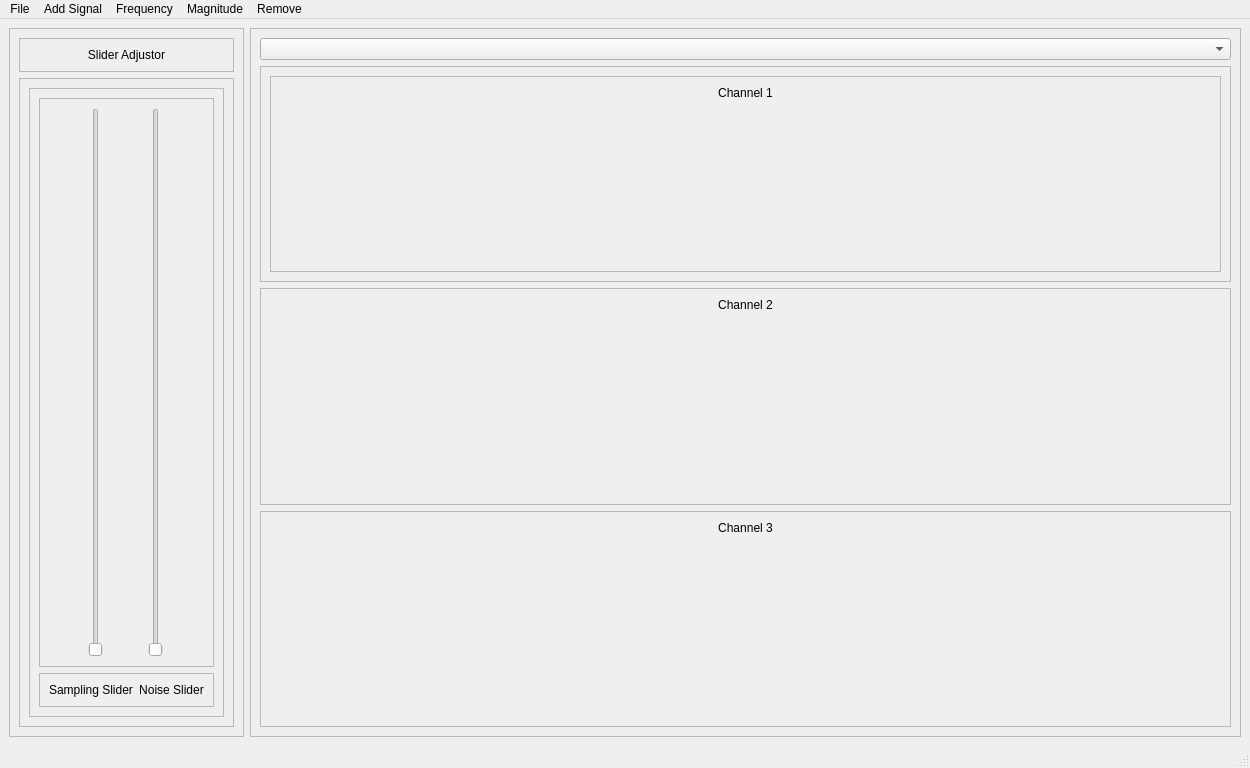
Before: the Qt Designer form GUI.ui in M7mdddibrahim/Signal-Recovery-Studio, drawn with Qt 5.
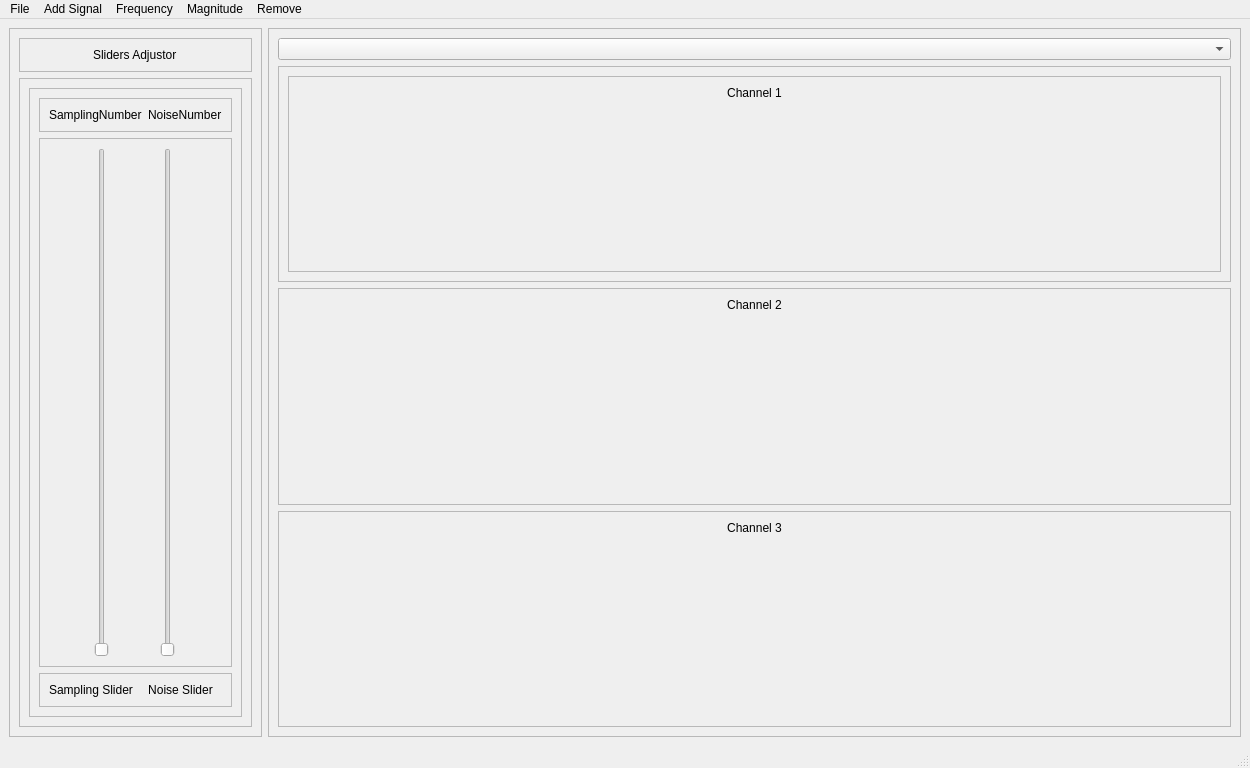
After: the same form once the commit is applied.

Commit message: sliders with label

Diff of the .ui file:
```diff
--- a/GUI.ui
+++ b/GUI.ui
@@ -25,21 +25,18 @@
       </property>
       <layout class="QVBoxLayout" name="verticalLayout">
        <item>
-        <widget class="QFrame" name="frame_3">
+        <widget class="QFrame" name="frame_11">
          <property name="frameShape">
           <enum>QFrame::StyledPanel</enum>
          </property>
          <property name="frameShadow">
           <enum>QFrame::Raised</enum>
          </property>
-         <layout class="QVBoxLayout" name="verticalLayout_2">
-          <item>
+         <layout class="QHBoxLayout" name="horizontalLayout_5">
+          <item alignment="Qt::AlignHCenter">
            <widget class="QLabel" name="label">
             <property name="text">
-             <string>Slider Adjustor</string>
-            </property>
-            <property name="alignment">
-             <set>Qt::AlignCenter</set>
+             <string>Sliders Adjustor</string>
             </property>
            </widget>
           </item>
@@ -64,6 +61,32 @@
              <enum>QFrame::Raised</enum>
             </property>
             <layout class="QVBoxLayout" name="verticalLayout_3">
+             <item>
+              <widget class="QFrame" name="frame_3">
+               <property name="frameShape">
+                <enum>QFrame::StyledPanel</enum>
+               </property>
+               <property name="frameShadow">
+                <enum>QFrame::Raised</enum>
+               </property>
+               <layout class="QHBoxLayout" name="horizontalLayout">
+                <item alignment="Qt::AlignHCenter|Qt::AlignVCenter">
+                 <widget class="QLabel" name="SamplingNumber">
+                  <property name="text">
+                   <string>SamplingNumber</string>
+                  </property>
+                 </widget>
+                </item>
+                <item alignment="Qt::AlignHCenter|Qt::AlignVCenter">
+                 <widget class="QLabel" name="NoiseNumber">
+                  <property name="text">
+                   <string>NoiseNumber</string>
+                  </property>
+                 </widget>
+                </item>
+               </layout>
+              </widget>
+             </item>
              <item>
               <widget class="QFrame" name="frame_6">
                <property name="frameShape">
```
Left out of the diff: 2 changed lines with no effect on the pictures. The commit also changes 3 other files.
